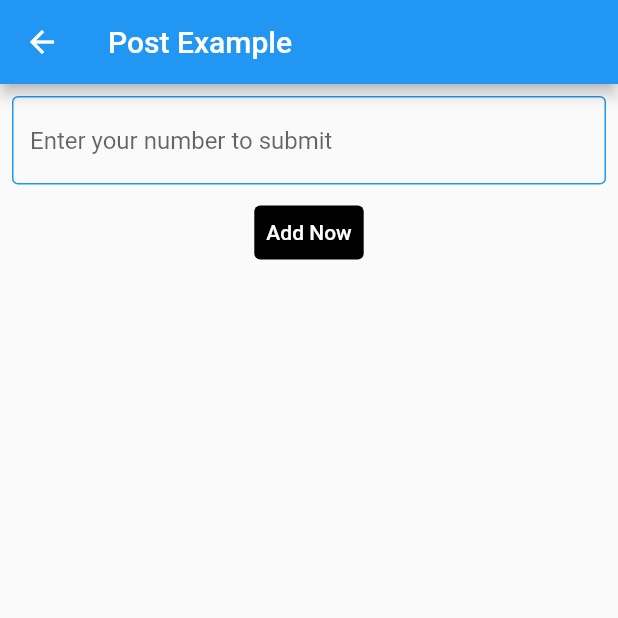
After one commit to zamizayn/Tutorial-Project, a Flutter app: the PostExample screen opened directly, on a phone screen of 412 x 824 dp, the top half of it. The commit adds this screen. Run offline on Flutter 3.47's test engine with Material 2 defaults, Android fonts, the phone set to English and light mode, and no system bars; our stand-ins replace cached_network_image, dropdown_button2, flutter_rating_bar, fluttertoast, loader_overlay, youtube_player_flutter; missing offline and left inert: dropdown_plus; network calls fail.

Commit message:
minor changes

```diff
--- /dev/null
+++ b/lib/homePage/postExample.dart
@@ -0,0 +1,67 @@
+import 'dart:developer';
+
+import 'package:flutter/material.dart';
+import 'package:loader_overlay/loader_overlay.dart';
+import 'package:provider/provider.dart';
+import 'package:tutorial_project/providers/apiProvider.dart';
+
+class PostExample extends StatefulWidget {
+  const PostExample({Key? key}) : super(key: key);
+
+  @override
+  _PostExampleState createState() => _PostExampleState();
+}
+
+class _PostExampleState extends State<PostExample> {
+  TextEditingController controller = TextEditingController();
+  TextEditingController jobController = TextEditingController();
+
+  @override
+  Widget build(BuildContext context) {
+    return Scaffold(
+      appBar: AppBar(
+        title: Text("Post Example"),
+      ),
+      body: SingleChildScrollView(
+        child: Column(
+          children: [
+            Padding(
+              padding: const EdgeInsets.all(8),
+              child: TextField(
+                maxLength: 10,
+                keyboardType: TextInputType.number,
+                decoration: new InputDecoration(
+                  counterText: "",
+                  hintText: "Enter your number to submit",
+                  focusedBorder: OutlineInputBorder(
+                      borderSide: BorderSide(color: Colors.blue, width: 1),
+                      borderRadius: BorderRadius.circular(10)),
+                  enabledBorder: const OutlineInputBorder(
+                    borderSide:
+                        const BorderSide(color: Colors.blue, width: 1.0),
+                  ),
+                ),
+                controller: controller,
+              ),
+            ),
+            TextButton(
+                style: ButtonStyle(
+                    backgroundColor: MaterialStateProperty.all(Colors.black)),
+                onPressed: () {
+                  log("message");
+                  Provider.of<ApiProvider>(context, listen: false)
+                      .checkNumberApi(
+                    context,
+                    controller.text.toString(),
+                  );
+                },
+                child: Text(
+                  "Add Now",
+                  style: TextStyle(color: Colors.white),
+                ))
+          ],
+        ),
+      ),
+    );
+  }
+}
--- a/lib/main.dart
+++ b/lib/main.dart
@@ -1,4 +1,5 @@
 import 'package:flutter/material.dart';
+import 'package:loader_overlay/loader_overlay.dart';
 import 'package:provider/provider.dart';
 import 'package:tutorial_project/home.dart';
 import 'package:tutorial_project/providers/apiProvider.dart';
@@ -20,7 +21,7 @@ class MyApp extends StatelessWidget {
       theme: ThemeData(
         primarySwatch: Colors.blue,
       ),
-      home: MainPage(),
+      home: LoaderOverlay(child: MainPage()),
     );
   }
 }
--- a/lib/providers/apiProvider.dart
+++ b/lib/providers/apiProvider.dart
@@ -3,6 +3,7 @@ import 'package:tutorial_project/modals/cats.dart';
 import 'package:tutorial_project/modals/entries.dart';
 import 'package:tutorial_project/modals/usaModel.dart';
 import 'package:tutorial_project/repository/fetchDatas.dart';
+import 'package:tutorial_project/utils/custom.dart';
 
 class ApiProvider with ChangeNotifier {
   Cats? catsData;
@@ -13,6 +14,11 @@ class ApiProvider with ChangeNotifier {
   setEntries(EntriesPojo pojo) {
     this.entriesPojo = pojo;
     notifyListeners();
+  }
+
+  checkNumberApi(BuildContext context, String phoneNumber) {
+    getLoading(context);
+    data.checkNumber(context, phoneNumber);
   }
 
   callAddData(BuildContext context, String name, String job) {
--- a/lib/repository/fetchDatas.dart
+++ b/lib/repository/fetchDatas.dart
@@ -14,6 +14,8 @@ class FetchData {
       "https://datausa.io/api/data?drilldowns=Nation&measures=Population";
   static String ENTRIES = "https://api.publicapis.org/entries";
   static String ADD_DATA_URL = "https://reqres.in/api/users";
+  static String checkNumberUrl =
+      "https://app.onfullymarketing.com/app/customer/customer-number-verification/";
 
   var urlData = Uri.parse(URL);
 
@@ -23,6 +25,14 @@ class FetchData {
     Map<String, String> header = {};
     final response = await http.post(url, body: body);
     log("RESPONSE IS" + response.body.toString());
+  }
+
+  void checkNumber(BuildContext context, String phoneNumber) async {
+    var checkUrl = Uri.parse(checkNumberUrl);
+    Map<String, String> body = {"phone_number": phoneNumber};
+    final response = await http.post(checkUrl, body: body);
+    Navigator.pop(context);
+    log("RESPONSE" + response.body.toString());
   }
 
   void getData(BuildContext context) async {
--- a/pubspec.yaml
+++ b/pubspec.yaml
@@ -39,6 +39,10 @@ dependencies:
   youtube_player_flutter: ^8.0.0
   http: ^0.13.4
   provider: ^6.0.2
+  loader_overlay: ^2.0.4+3
+  flutter_rating_bar: ^4.0.0
+  dropdown_plus: ^0.0.9
+  dropdown_button2: ^1.0.7
 
 dev_dependencies:
   flutter_test:
```
Also changed, not shown: lib/homePage/dropDownUI.dart (added, +80 -0 lines), lib/homePage/homePage.dart (+67 -7 lines), lib/homePage/ratingBar.dart (added, +49 -0 lines), lib/utils/custom.dart (+61 -1 lines), pubspec.lock.
